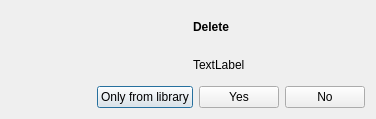
First picture: the form in src/Gui/Utils/Library/GUI_DeleteDialog.ui, repository Inferno214221/sayonara-player, before the edit.
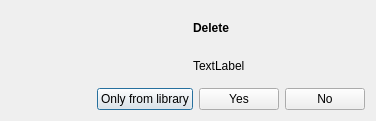
Second picture: the form after the edit.

```diff
--- a/src/Gui/Utils/Library/GUI_DeleteDialog.ui
+++ b/src/Gui/Utils/Library/GUI_DeleteDialog.ui
@@ -7,7 +7,7 @@
     <x>0</x>
     <y>0</y>
     <width>376</width>
-    <height>119</height>
+    <height>121</height>
    </rect>
   </property>
   <property name="windowTitle">
```
Left out of the diff: 12 changed lines with no effect on the pictures.
